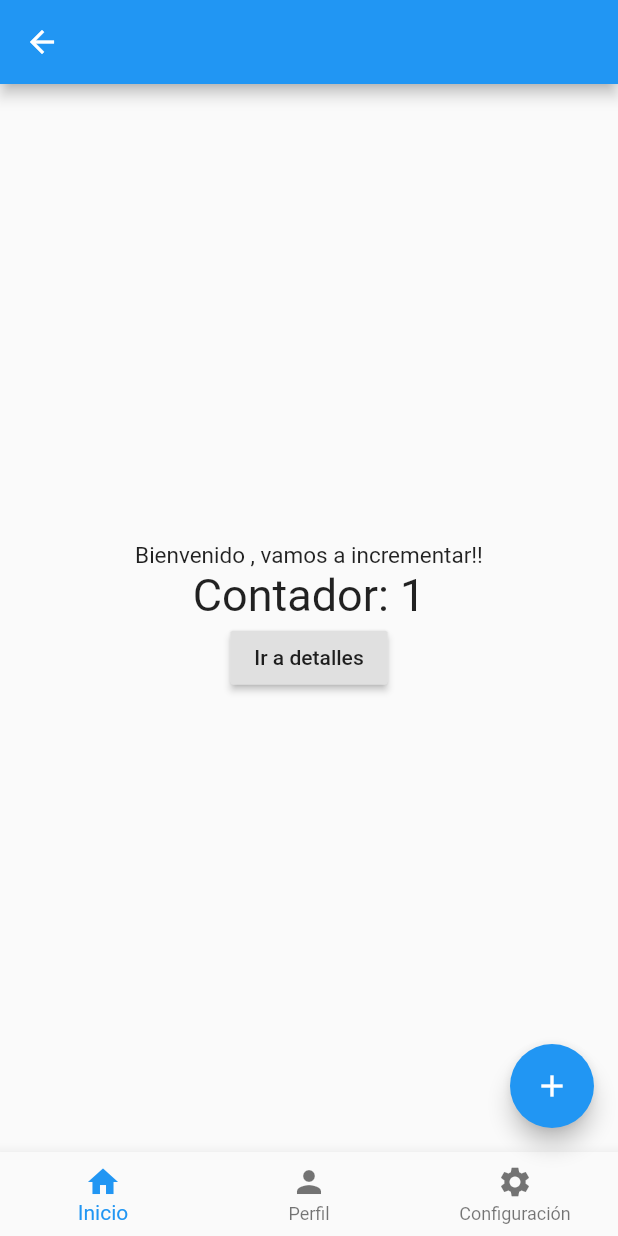
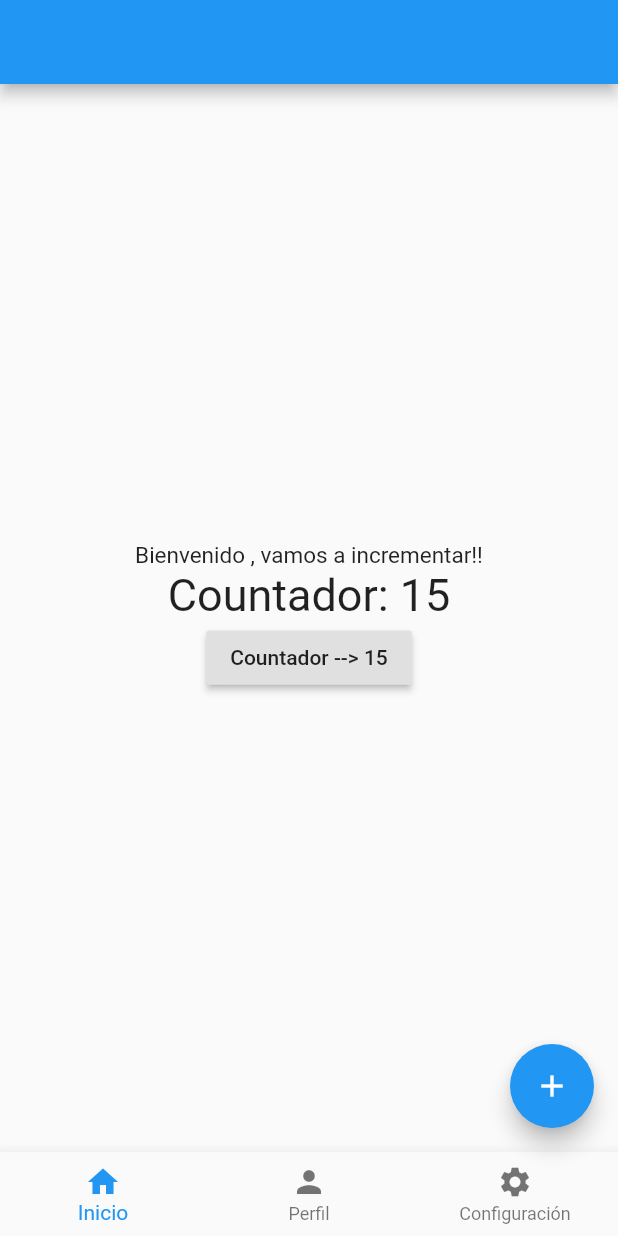
Before and after one commit to FelipeCabeza16/meetups-app-jerga, a Flutter app: the CounterHomeScreen screen opened directly with empty values, after a tap on the "add" icon, on a phone screen of 412 x 824 dp. Run offline on Flutter 3.47's test engine with Material 2 defaults, Android fonts, the light colour scheme and no system bars; our stand-ins replace faker, shared_preferences; accounts and stored records are empty; network calls fail.

Commit message:
section 10 clear

```diff
--- a/lib/main.dart
+++ b/lib/main.dart
@@ -1,5 +1,6 @@
 import 'package:flutter/material.dart';
 import 'package:meetups_app/models/arguments.dart';
+import 'package:meetups_app/screens/counter_home_screen.dart';
 import 'package:meetups_app/screens/login_screen.dart';
 import 'package:meetups_app/screens/meetup_detail_screen.dart';
 import 'package:meetups_app/screens/meetup_home_screen.dart';
@@ -16,7 +17,8 @@ class MeetuperApp extends StatelessWidget {
     return MaterialApp(
         debugShowCheckedModeBanner: false,
         theme: ThemeData(primarySwatch: Colors.blue),
-        home: LoginScreen(),
+        home: CounterHomeScreen(title: appTitle),
+        // home: LoginScreen(),
         routes: {
           MeetupHomeScreen.route: (context) => MeetupHomeScreen(),
           RegisterScreen.route: (context) => RegisterScreen(),
@@ -28,13 +30,12 @@ class MeetuperApp extends StatelessWidget {
                 builder: (context) =>
                     MeetupDetailScreen(meetupId: arguments.id));
           }
-            if (settings.name == LoginScreen.route) {
-          final LoginScreenArguments arguments = settings.arguments;
+          if (settings.name == LoginScreen.route) {
+            final LoginScreenArguments arguments = settings.arguments;
 
-          return MaterialPageRoute(
-            builder: (context) => LoginScreen(message: arguments?.message)
-          );
-        }
+            return MaterialPageRoute(
+                builder: (context) => LoginScreen(message: arguments?.message));
+          }
         });
   }
 }
--- a/lib/screens/counter_home_screen.dart
+++ b/lib/screens/counter_home_screen.dart
@@ -1,3 +1,5 @@
+import 'dart:async';
+
 import 'package:flutter/material.dart';
 import 'package:meetups_app/widgets/bottom_navigation.dart';
 
@@ -11,15 +13,56 @@ class CounterHomeScreen extends StatefulWidget {
 }
 
 class _CounterHomeScreenState extends State<CounterHomeScreen> {
+  final StreamController<int> _streamController =
+      StreamController<int>.broadcast();
+  // final StreamTransformer<int, int> _streamTransformer = StreamTransformer.fromHandlers(
+  //   handleData: (int data, EventSink<int> sink) {
+  //     print('CALLING FROM HANDLE DATA!!!!!!!');
+  //     print(data);
+  //     sink.add(data ~/ 2);
+  //   }
+  // );
+  final StreamController<int> _counterController =
+      StreamController<int>.broadcast();
+
   int _counter = 0;
 
-  _increment() {
-    setState(() {
-      _counter++;
+  initState() {
+    super.initState();
+    _streamController.stream
+        // .skip(5)
+        // .map((data) {
+        //   print(data);
+        //   return data * 2;
+        // })
+        // // .where((data) => data < 15
+        // .map((data) => data - 4)
+        // .map((data) => data * data)
+        // .listen((data) {
+        //   print('LISTENER IN INIT STATE FUNCTION');
+        //   print(data);
+        .listen((int number) {
+      _counter += number;
+      _counterController.sink.add(_counter);
     });
   }
 
+
+  dispose() {
+    _streamController.close();
+    _counterController.close();
+    super.dispose();
+  }
+
+  _increment() {
+    _streamController.sink.add(15);
+  }
+
   Widget build(BuildContext context) {
+    _streamController.stream.listen((data) {
+      print('LISTENER IN BUILD FUNCTION');
+      print(data);
+    });
     return Scaffold(
       body: Center(
           child: Column(
@@ -28,18 +71,41 @@ class _CounterHomeScreenState extends State<CounterHomeScreen> {
           Text('Bienvenido ${widget._title}, vamos a incrementar!!',
               textDirection: TextDirection.ltr,
               style: TextStyle(fontSize: 15.0)),
-          Text('Contador: $_counter',
-              textDirection: TextDirection.ltr,
-              style: TextStyle(fontSize: 30.0)),
-               RaisedButton(
-              child: Text('Ir a detalles'),
-              onPressed: () => Navigator.pushNamed(context, '/meetupDetail'),
-            )
+          StreamBuilder(
+            stream: _counterController.stream,
+            builder: (BuildContext context, AsyncSnapshot<int> snapshot) {
+              if (snapshot.hasData) {
+                return Text('Countador: ${snapshot.data}',
+                    textDirection: TextDirection.ltr,
+                    style: TextStyle(fontSize: 30.0));
+              } else {
+                return Text('El countador está triste :(',
+                    textDirection: TextDirection.ltr,
+                    style: TextStyle(fontSize: 30.0));
+              }
+            },
+          ),
+          RaisedButton(
+            child: StreamBuilder(
+              stream: _counterController.stream,
+              initialData: _counter,
+              builder: (BuildContext context, AsyncSnapshot<int> snapshot) {
+                if (snapshot.hasData) {
+                  return Text('Countador --> ${snapshot.data}');
+                } else {
+                  return Text('El countador está triste :(');
+                }
+              },
+            ),
+            onPressed: () => Navigator.pushNamed(context, '/meetupDetail'),
+          )
         ],
       )),
       bottomNavigationBar: BottomNavigation(),
       floatingActionButton: FloatingActionButton(
-          onPressed: _increment, tooltip: 'Incrementar', child: Icon(Icons.add)),
+          onPressed: _increment,
+          tooltip: 'Incrementar',
+          child: Icon(Icons.add)),
       appBar: AppBar(title: Text(widget._title)),
     );
   }
```
